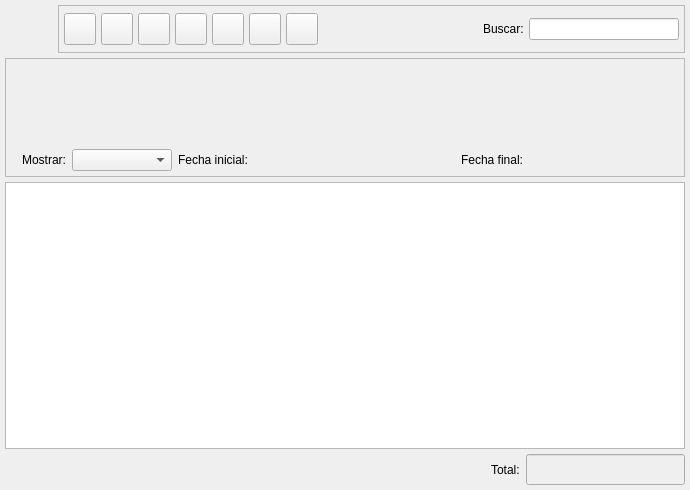
First picture: the form in bulmages/bulmafact/src/albaranesproveedorlistbase.ui, repository eboladev/Bulmages-1, before the edit.
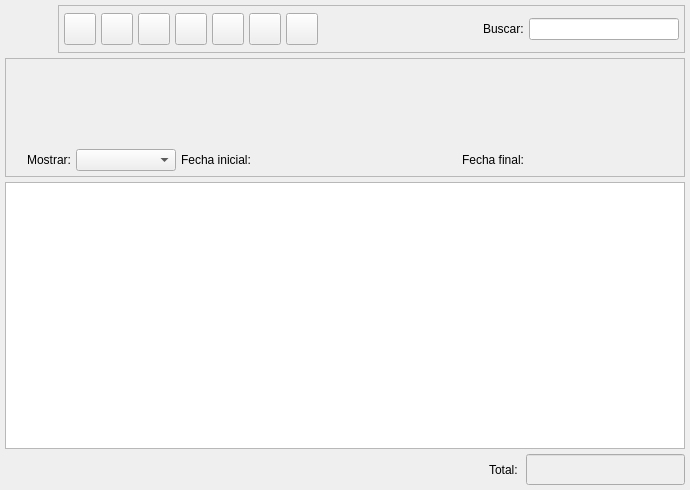
Second picture: the form after the edit. Icons and pictures are not drawn. Custom widgets are drawn as their Qt base class.

```diff
--- a/bulmages/bulmafact/src/albaranesproveedorlistbase.ui
+++ b/bulmages/bulmafact/src/albaranesproveedorlistbase.ui
@@ -403,7 +403,7 @@
          <number>0</number>
         </property>
         <property name="spacing" >
-         <number>6</number>
+         <number>5</number>
         </property>
         <item>
          <widget class="BusquedaProveedor" native="1" name="m_proveedor" >
@@ -449,7 +449,7 @@
          <number>0</number>
         </property>
         <property name="spacing" >
-         <number>6</number>
+         <number>5</number>
         </property>
         <item>
          <widget class="QLabel" name="label_2" >
@@ -547,7 +547,7 @@
       <number>0</number>
      </property>
      <property name="spacing" >
-      <number>3</number>
+      <number>5</number>
      </property>
      <item>
       <spacer>
```
